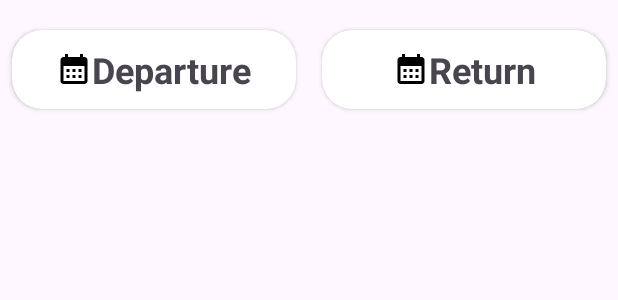
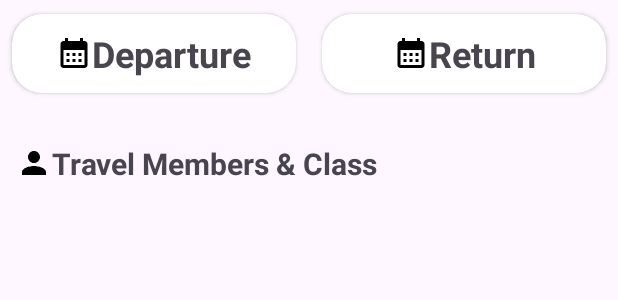
Before and after one commit to Satwik-Kar/SpendWise, an Android app: the layout activity_element_2nd_element_train.xml on its own in the app's theme, with its tools: preview values and no code run, on a phone screen of 412 x 824 dp. Shown: the top 300 px of the screen. Run offline under Robolectric (Android 15) with nearby library versions, the phone set to English and light mode, and no system bars.

Commit message:
added thesame things on plane and train layout

```diff
--- /dev/null
+++ b/app/src/main/res/drawable/baseline_indeterminate_check_box_24.xml
@@ -0,0 +1,5 @@
+<vector android:height="24dp" android:tint="#000000"
+    android:viewportHeight="24" android:viewportWidth="24"
+    android:width="24dp" xmlns:android="http://schemas.android.com/apk/res/android">
+    <path android:fillColor="@android:color/white" android:pathData="M19,3H5C3.9,3 3,3.9 3,5v14c0,1.1 0.9,2 2,2h14c1.1,0 2,-0.9 2,-2V5C21,3.9 20.1,3 19,3zM17,13H7v-2h10V13z"/>
+</vector>
--- /dev/null
+++ b/app/src/main/res/drawable/baseline_minimize_24.xml
@@ -0,0 +1,5 @@
+<vector android:height="24dp" android:tint="#000000"
+    android:viewportHeight="24" android:viewportWidth="24"
+    android:width="24dp" xmlns:android="http://schemas.android.com/apk/res/android">
+    <path android:fillColor="@android:color/white" android:pathData="M6,19h12v2H6z"/>
+</vector>
--- /dev/null
+++ b/app/src/main/res/drawable/baseline_person_24.xml
@@ -0,0 +1,5 @@
+<vector android:height="24dp" android:tint="#000000"
+    android:viewportHeight="24" android:viewportWidth="24"
+    android:width="24dp" xmlns:android="http://schemas.android.com/apk/res/android">
+    <path android:fillColor="@android:color/white" android:pathData="M12,12c2.21,0 4,-1.79 4,-4s-1.79,-4 -4,-4 -4,1.79 -4,4 1.79,4 4,4zM12,14c-2.67,0 -8,1.34 -8,4v2h16v-2c0,-2.66 -5.33,-4 -8,-4z"/>
+</vector>
--- /dev/null
+++ b/app/src/main/res/drawable/baseline_travel_person_add_alt_1_24.xml
@@ -0,0 +1,5 @@
+<vector android:height="24dp" android:tint="#000000"
+    android:viewportHeight="24" android:viewportWidth="24"
+    android:width="24dp" xmlns:android="http://schemas.android.com/apk/res/android">
+    <path android:fillColor="@android:color/white" android:pathData="M13,8c0,-2.21 -1.79,-4 -4,-4S5,5.79 5,8s1.79,4 4,4S13,10.21 13,8zM15,10v2h3v3h2v-3h3v-2h-3V7h-2v3H15zM1,18v2h16v-2c0,-2.66 -5.33,-4 -8,-4S1,15.34 1,18z"/>
+</vector>
--- a/app/src/main/res/layout/activity_element_2nd_element_train.xml
+++ b/app/src/main/res/layout/activity_element_2nd_element_train.xml
@@ -1,8 +1,10 @@
 <?xml version="1.0" encoding="utf-8"?>
 <androidx.constraintlayout.widget.ConstraintLayout xmlns:android="http://schemas.android.com/apk/res/android"
+    xmlns:app="http://schemas.android.com/apk/res-auto"
+    xmlns:tools="http://schemas.android.com/tools"
     android:layout_width="match_parent"
-    android:layout_height="wrap_content"
-    xmlns:app="http://schemas.android.com/apk/res-auto">
+    android:layout_height="match_parent"
+    app:circularflow_radiusInDP="50sp">
 
     <androidx.cardview.widget.CardView
         android:id="@+id/travel_CardView_train_1"
@@ -16,7 +18,8 @@
         app:layout_constraintEnd_toStartOf="@+id/train_Divider"
         app:layout_constraintHorizontal_bias="1.0"
         app:layout_constraintStart_toStartOf="parent"
-        app:layout_constraintTop_toTopOf="parent">
+        app:layout_constraintTop_toTopOf="parent"
+        app:layout_constraintVertical_bias="0.0">
 
         <androidx.constraintlayout.widget.ConstraintLayout
 
@@ -92,11 +95,32 @@
     <View
         android:id="@+id/train_Divider"
         android:layout_width="1dp"
-        android:layout_height="92dp"
+        android:layout_height="70dp"
+        android:layout_marginBottom="32dp"
         android:background="@android:color/transparent"
         app:layout_constraintBottom_toBottomOf="parent"
         app:layout_constraintEnd_toEndOf="parent"
         app:layout_constraintStart_toStartOf="parent"
-        app:layout_constraintTop_toTopOf="parent" />
+        app:layout_constraintTop_toTopOf="parent"
+        app:layout_constraintVertical_bias="0.0" />
+
+    <TextView
+        android:id="@+id/textView21"
+        android:layout_width="wrap_content"
+        android:layout_height="wrap_content"
+        android:layout_marginStart="27dp"
+        android:layout_marginTop="24dp"
+        android:layout_marginEnd="327dp"
+        android:drawableStart="@drawable/baseline_person_24"
+        android:layoutDirection="inherit"
+        android:shadowRadius="436"
+        android:text="Travel Members &amp; Class"
+        android:textSize="20sp"
+        android:textStyle="bold"
+        app:layout_constraintEnd_toEndOf="parent"
+        app:layout_constraintHorizontal_bias="0.093"
+        app:layout_constraintStart_toStartOf="parent"
+        app:layout_constraintTop_toBottomOf="@+id/travel_CardView_train_1" />
+
 
 </androidx.constraintlayout.widget.ConstraintLayout>
```
Also changed, not shown: app/src/main/res/layout/bottomsheet_fragment_1.xml (added, +203 -0 lines), app/src/main/res/menu/expense_details_menu_items.xml (+4 -4 lines), app/src/main/res/drawable/minus_sign.png (added), app/src/main/res/drawable/plus.png (added).
